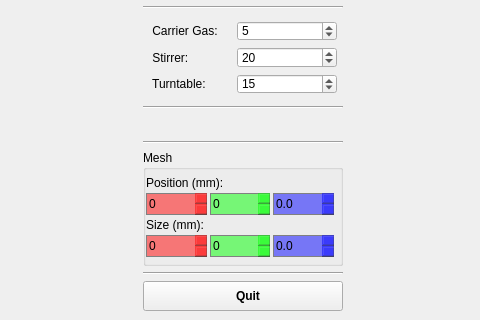
The window that etna_planning/resources/robpath.ui (openlmd/etna) describes before a commit, drawn with Qt 5; both pictures show x 219 to 699 and y 455 to 775 of the 924 by 775 pixel window.
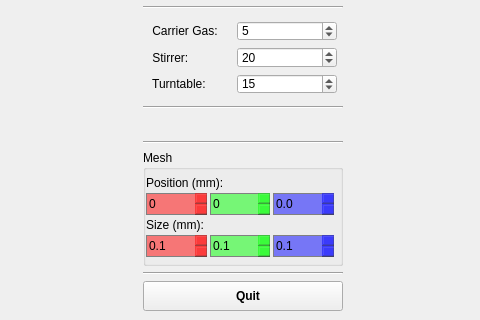
The same window after the commit. Icons and pictures are not drawn.

Commit message: Fixed minimum size.

Patch:
```diff
--- a/etna_planning/resources/robpath.ui
+++ b/etna_planning/resources/robpath.ui
@@ -751,7 +751,10 @@
             <bool>false</bool>
            </property>
            <property name="decimals">
-            <number>0</number>
+            <number>1</number>
+           </property>
+           <property name="minimum">
+            <double>0.100000000000000</double>
            </property>
            <property name="maximum">
             <double>1000.000000000000000</double>
@@ -795,7 +798,10 @@
             <bool>false</bool>
            </property>
            <property name="decimals">
-            <number>0</number>
+            <number>1</number>
+           </property>
+           <property name="minimum">
+            <double>0.100000000000000</double>
            </property>
            <property name="maximum">
             <double>1000.000000000000000</double>
@@ -803,6 +809,9 @@
            <property name="singleStep">
             <double>10.000000000000000</double>
            </property>
+           <property name="value">
+            <double>0.100000000000000</double>
+           </property>
           </widget>
          </item>
          <item row="0" column="2">
@@ -832,6 +841,9 @@
            <property name="decimals">
             <number>1</number>
            </property>
+           <property name="minimum">
+            <double>0.100000000000000</double>
+           </property>
            <property name="maximum">
             <double>1000.000000000000000</double>
            </property>
```
Left out of the diff: 33 changed lines with no effect on the pictures.
